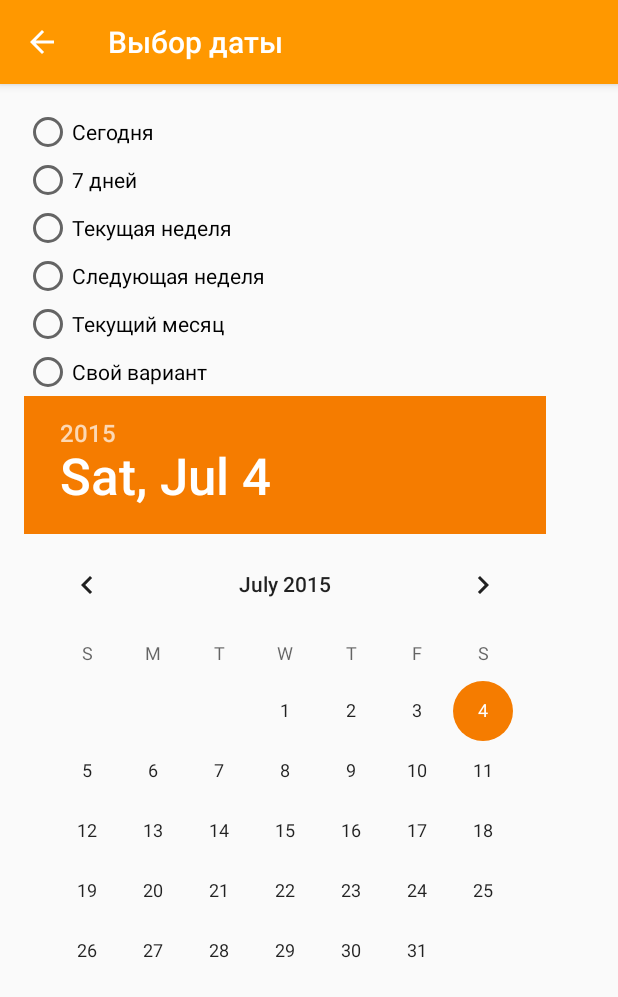
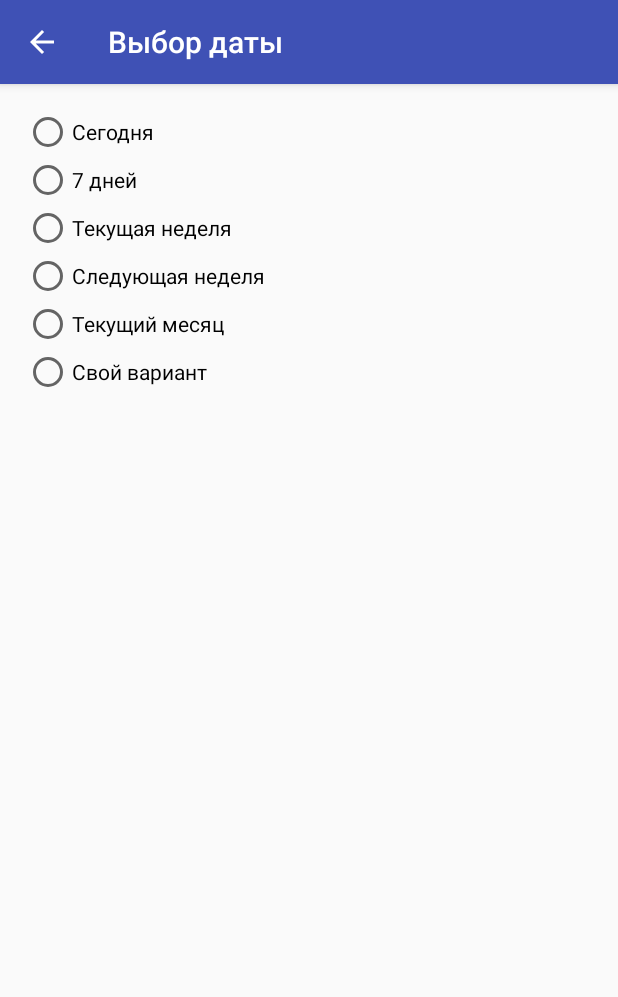
Before and after one commit to ocassio/timetable-android, an Android app: the DateActivity screen opened directly, with no data from a screen before it, on a phone screen of 412 x 824 dp. Shown: the top 997 px of the screen. Run offline under Robolectric (Android 15) with nearby library versions, the phone set to English and light mode, and no system bars; libraries missing offline, so code that uses them is left out: com.rey.material; plain views replace DatePicker; network calls fail.

Commit message:
Material calendar, design improvements and SDK version 9 usage

```diff
--- a/app/build.gradle
+++ b/app/build.gradle
@@ -6,7 +6,7 @@ android {
 
     defaultConfig {
         applicationId "ru.ionov.timetable"
-        minSdkVersion 8
+        minSdkVersion 9
         targetSdkVersion 22
         versionCode 1
         versionName "1.0"
@@ -29,6 +29,8 @@ dependencies {
     compile 'com.android.support:cardview-v7:22.1.1'
     compile 'com.android.support:recyclerview-v7:22.1.1'
 
+    compile 'com.github.rey5137:material:1.1.1'
+
     compile 'org.jsoup:jsoup:1.7.2'
     compile 'com.nineoldandroids:library:2.4.0'
 
--- a/app/src/main/java/ru/ionov/timetable/activities/DateActivity.java
+++ b/app/src/main/java/ru/ionov/timetable/activities/DateActivity.java
@@ -12,5 +12,9 @@ public class DateActivity extends ActionBarActivity
     {
         super.onCreate(savedInstanceState);
         setContentView(R.layout.activity_date);
+
+//        DatePicker datePicker = (DatePicker) findViewById(R.id.customDateFrom);
+//        datePicker.setDateRange(1, 1, 2015, 1, 1, 2016);
+//        datePicker.setDate(1, 07, 2015);
     }
 }
--- a/app/src/main/res/layout/activity_date.xml
+++ b/app/src/main/res/layout/activity_date.xml
@@ -52,10 +52,11 @@
 
     </RadioGroup>
 
-    <DatePicker
-        android:id="@+id/customDateFrom"
-        android:layout_width="wrap_content"
-        android:layout_height="wrap_content"
-        />
+    <!--<com.rey.material.widget.DatePicker-->
+        <!--android:id="@+id/customDateFrom"-->
+        <!--android:layout_width="wrap_content"-->
+        <!--android:layout_height="wrap_content"-->
+
+        <!--/>-->
 
 </LinearLayout>
--- a/app/src/main/res/values/colors.xml
+++ b/app/src/main/res/values/colors.xml
@@ -1,5 +1,10 @@
 <?xml version="1.0" encoding="utf-8"?>
 <resources>
-    <item name="primary" type="color">#FF9800</item>
-    <item name="accent" type="color">#F57C00</item>
+    <item name="primary" type="color">#3F51B5</item>
+    <!--<item name="primary" type="color">#FF9800</item>-->
+    <!--<item name="primaryDark" type="color">#F57C00</item>-->
+    <item name="primaryDark" type="color">#303F9F</item>
+    <item name="primaryLight" type="color">#5C6BC0</item>
+    <item name="accent" type="color">#E91E63</item>
+    <!--<item name="accent" type="color">#E65100</item>-->
 </resources>
--- a/app/src/main/res/values/styles.xml
+++ b/app/src/main/res/values/styles.xml
@@ -3,6 +3,7 @@
     <!-- Base application theme. -->
     <style name="AppTheme" parent="Theme.AppCompat.Light.DarkActionBar">
         <item name="colorPrimary">@color/primary</item>
+        <item name="colorPrimaryDark">@color/primaryDark</item>
         <item name="colorAccent">@color/accent</item>
     </style>
 
```
Also changed, not shown: app/src/main/java/ru/ionov/timetable/activities/TimetableActivity.java (+20 -1 lines), app/src/main/res/layout/day_card.xml (+26 -6 lines), 1 other file.
